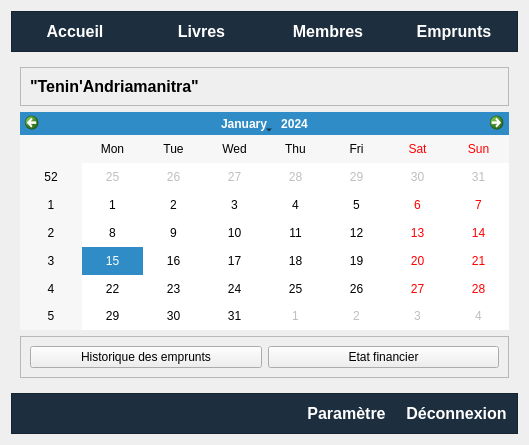
Old version of the form app.ui in the repository Totelof10/biblio.
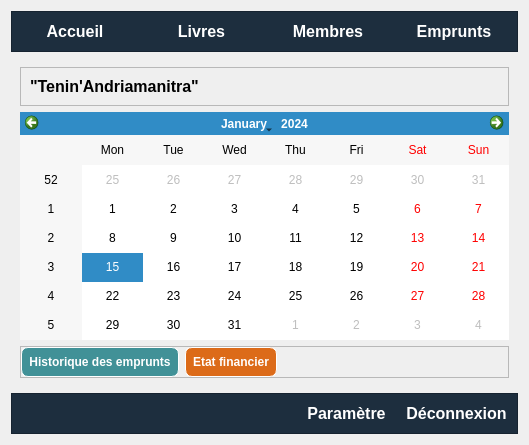
New version of the form. The open tabs and pages were chosen to show the change. Icons and pictures are not drawn.

```diff
--- a/app.ui
+++ b/app.ui
@@ -171,8 +171,40 @@
           <enum>QFrame::Shadow::Raised</enum>
          </property>
          <layout class="QHBoxLayout" name="horizontalLayout_9">
+          <property name="leftMargin">
+           <number>0</number>
+          </property>
+          <property name="topMargin">
+           <number>0</number>
+          </property>
+          <property name="rightMargin">
+           <number>0</number>
+          </property>
+          <property name="bottomMargin">
+           <number>0</number>
+          </property>
           <item>
            <widget class="QPushButton" name="btnHistorique">
+            <property name="font">
+             <font>
+              <bold>true</bold>
+             </font>
+            </property>
+            <property name="cursor">
+             <cursorShape>PointingHandCursor</cursorShape>
+            </property>
+            <property name="styleSheet">
+             <string notr="true">QPushButton{
+	border: 1px solid white;
+	border-radius: 7px;
+	background-color: #419197;
+	color:white;
+	padding: 7px;
+}
+QPushButton:hover{
+	background-color: #78D6C6;
+}</string>
+            </property>
             <property name="text">
              <string>Historique des emprunts</string>
             </property>
@@ -180,11 +212,44 @@
           </item>
           <item>
            <widget class="QPushButton" name="btnFinance">
+            <property name="font">
+             <font>
+              <bold>true</bold>
+             </font>
+            </property>
+            <property name="cursor">
+             <cursorShape>PointingHandCursor</cursorShape>
+            </property>
+            <property name="styleSheet">
+             <string notr="true">QPushButton{
+	border: 1px solid white;
+	border-radius: 7px;
+	background-color: #DC6B19;
+	color:white;
+	padding: 7px;
+}
+QPushButton:hover{
+	background-color: #FFAF45;
+}</string>
+            </property>
             <property name="text">
              <string>Etat financier</string>
             </property>
            </widget>
           </item>
+          <item>
+           <spacer name="horizontalSpacer_3">
+            <property name="orientation">
+             <enum>Qt::Orientation::Horizontal</enum>
+            </property>
+            <property name="sizeHint" stdset="0">
+             <size>
+              <width>40</width>
+              <height>20</height>
+             </size>
+            </property>
+           </spacer>
+          </item>
          </layout>
         </widget>
        </item>
```
Left out of the diff: 38 changed lines with no effect on the pictures.
